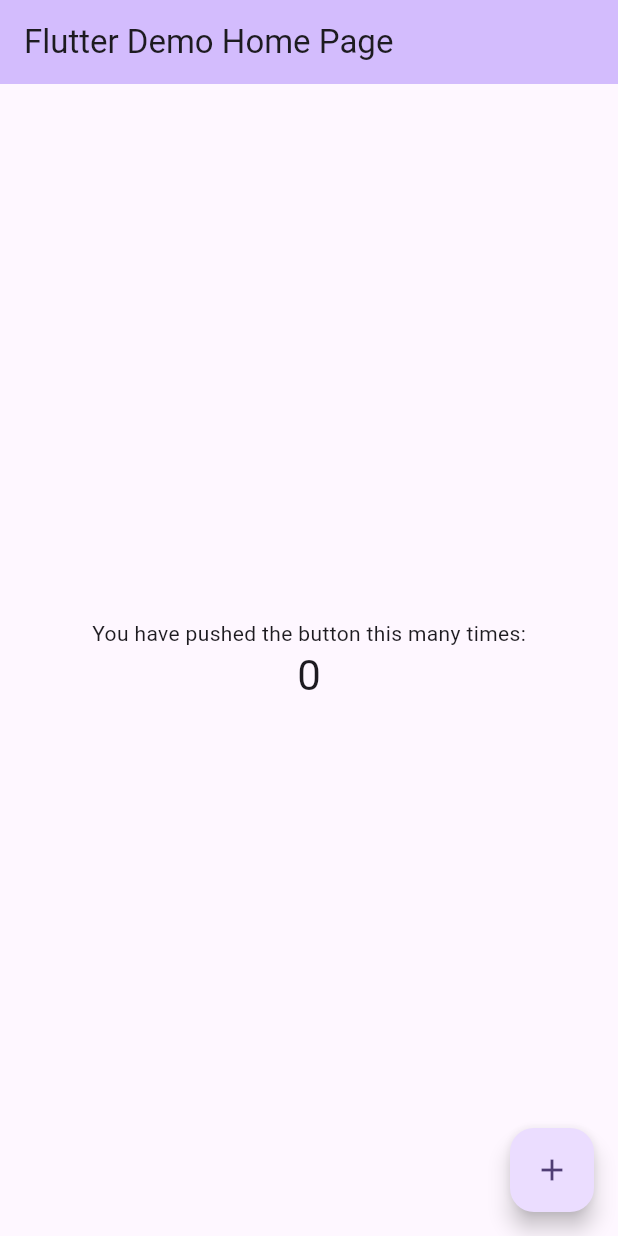
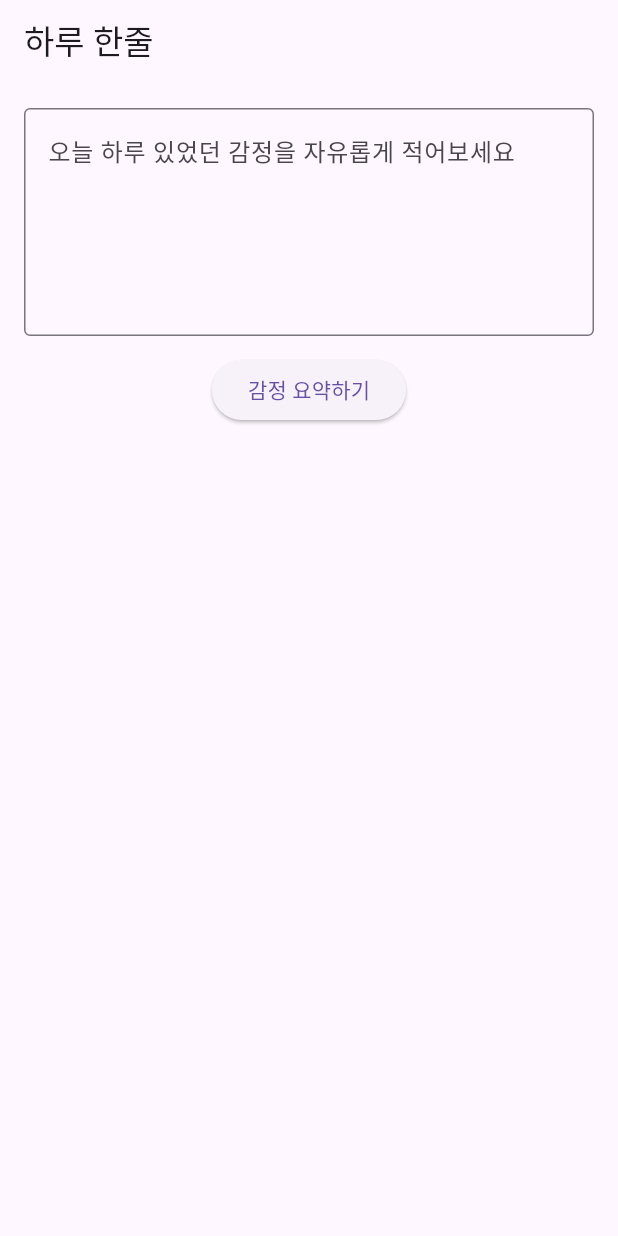
Before and after one commit to duyeob/Haru_hanjul, a Flutter app: the screen it shows after launch, on a phone screen of 412 x 824 dp. Run offline on Flutter 3.47's test engine with Material 3 defaults, Android fonts, the light colour scheme and no system bars.

Commit message:
홈 화면

```diff
--- a/lib/main.dart
+++ b/lib/main.dart
@@ -1,4 +1,5 @@
 import 'package:flutter/material.dart';
+import 'screens/home_screen.dart';
 
 void main() {
   runApp(const MyApp());
@@ -6,117 +7,12 @@ void main() {
 
 class MyApp extends StatelessWidget {
   const MyApp({super.key});
-
-  // This widget is the root of your application.
   @override
   Widget build(BuildContext context) {
     return MaterialApp(
-      title: 'Flutter Demo',
-      theme: ThemeData(
-        // This is the theme of your application.
-        //
-        // TRY THIS: Try running your application with "flutter run". You'll see
-        // the application has a purple toolbar. Then, without quitting the app,
-        // try changing the seedColor in the colorScheme below to Colors.green
-        // and then invoke "hot reload" (save your changes or press the "hot
-        // reload" button in a Flutter-supported IDE, or press "r" if you used
-        // the command line to start the app).
-        //
-        // Notice that the counter didn't reset back to zero; the application
-        // state is not lost during the reload. To reset the state, use hot
-        // restart instead.
-        //
-        // This works for code too, not just values: Most code changes can be
-        // tested with just a hot reload.
-        colorScheme: ColorScheme.fromSeed(seedColor: Colors.deepPurple),
-      ),
-      home: const MyHomePage(title: 'Flutter Demo Home Page'),
+      title: '하루한줄 감정일기',
+      theme: ThemeData(primarySwatch: Colors.indigo),
+      home: const HomeScreen(),
     );
   }
 }
-
-class MyHomePage extends StatefulWidget {
-  const MyHomePage({super.key, required this.title});
-
-  // This widget is the home page of your application. It is stateful, meaning
-  // that it has a State object (defined below) that contains fields that affect
-  // how it looks.
-
-  // This class is the configuration for the state. It holds the values (in this
-  // case the title) provided by the parent (in this case the App widget) and
-  // used by the build method of the State. Fields in a Widget subclass are
-  // always marked "final".
-
-  final String title;
-
-  @override
-  State<MyHomePage> createState() => _MyHomePageState();
-}
-
-class _MyHomePageState extends State<MyHomePage> {
-  int _counter = 0;
-
-  void _incrementCounter() {
-    setState(() {
-      // This call to setState tells the Flutter framework that something has
-      // changed in this State, which causes it to rerun the build method below
-      // so that the display can reflect the updated values. If we changed
-      // _counter without calling setState(), then the build method would not be
-      // called again, and so nothing would appear to happen.
-      _counter++;
-    });
-  }
-
-  @override
-  Widget build(BuildContext context) {
-    // This method is rerun every time setState is called, for instance as done
-    // by the _incrementCounter method above.
-    //
-    // The Flutter framework has been optimized to make rerunning build methods
-    // fast, so that you can just rebuild anything that needs updating rather
-    // than having to individually change instances of widgets.
-    return Scaffold(
-      appBar: AppBar(
-        // TRY THIS: Try changing the color here to a specific color (to
-        // Colors.amber, perhaps?) and trigger a hot reload to see the AppBar
-        // change color while the other colors stay the same.
-        backgroundColor: Theme.of(context).colorScheme.inversePrimary,
-        // Here we take the value from the MyHomePage object that was created by
-        // the App.build method, and use it to set our appbar title.
-        title: Text(widget.title),
-      ),
-      body: Center(
-        // Center is a layout widget. It takes a single child and positions it
-        // in the middle of the parent.
-        child: Column(
-          // Column is also a layout widget. It takes a list of children and
-          // arranges them vertically. By default, it sizes itself to fit its
-          // children horizontally, and tries to be as tall as its parent.
-          //
-          // Column has various properties to control how it sizes itself and
-          // how it positions its children. Here we use mainAxisAlignment to
-          // center the children vertically; the main axis here is the vertical
-          // axis because Columns are vertical (the cross axis would be
-          // horizontal).
-          //
-          // TRY THIS: Invoke "debug painting" (choose the "Toggle Debug Paint"
-          // action in the IDE, or press "p" in the console), to see the
-          // wireframe for each widget.
-          mainAxisAlignment: MainAxisAlignment.center,
-          children: <Widget>[
-            const Text('You have pushed the button this many times:'),
-            Text(
-              '$_counter',
-              style: Theme.of(context).textTheme.headlineMedium,
-            ),
-          ],
-        ),
-      ),
-      floatingActionButton: FloatingActionButton(
-        onPressed: _incrementCounter,
-        tooltip: 'Increment',
-        child: const Icon(Icons.add),
-      ), // This trailing comma makes auto-formatting nicer for build methods.
-    );
-  }
-}
--- a/lib/screens/home_screen.dart
+++ b/lib/screens/home_screen.dart
@@ -0,0 +1,55 @@
+import 'package:flutter/material.dart';
+import '../services/kobart_api_service.dart';
+
+class HomeScreen extends StatefulWidget {
+  const HomeScreen({super.key});
+
+  @override
+  State<HomeScreen> createState() => _HomeScreenState();
+}
+
+class _HomeScreenState extends State<HomeScreen> {
+  final TextEditingController _controller = TextEditingController();
+  String _result = '';
+  bool _loading = false;
+
+  Future<void> _summarizeText() async {
+    setState(() => _loading = true);
+    final summary = await KobartApiService.summarize(_controller.text);
+    setState(() {
+      _result = summary;
+      _loading = false;
+    });
+  }
+
+  @override
+  Widget build(BuildContext context) {
+    return Scaffold(
+      appBar: AppBar(title: const Text("하루 한줄")),
+      body: Padding(
+        padding: const EdgeInsets.all(16.0),
+        child: Column(
+          children: [
+            TextField(
+              controller: _controller,
+              maxLines: 5,
+              decoration: const InputDecoration(
+                hintText: "오늘 하루 있었던 감정을 자유롭게 적어보세요",
+                border: OutlineInputBorder(),
+              ),
+            ),
+            const SizedBox(height: 12),
+            ElevatedButton(
+              onPressed: _summarizeText,
+              child: const Text("감정 요약하기"),
+            ),
+            const SizedBox(height: 20),
+            _loading
+                ? const CircularProgressIndicator()
+                : Text(_result, style: const TextStyle(fontSize: 16)),
+          ],
+        ),
+      ),
+    );
+  }
+}
```
